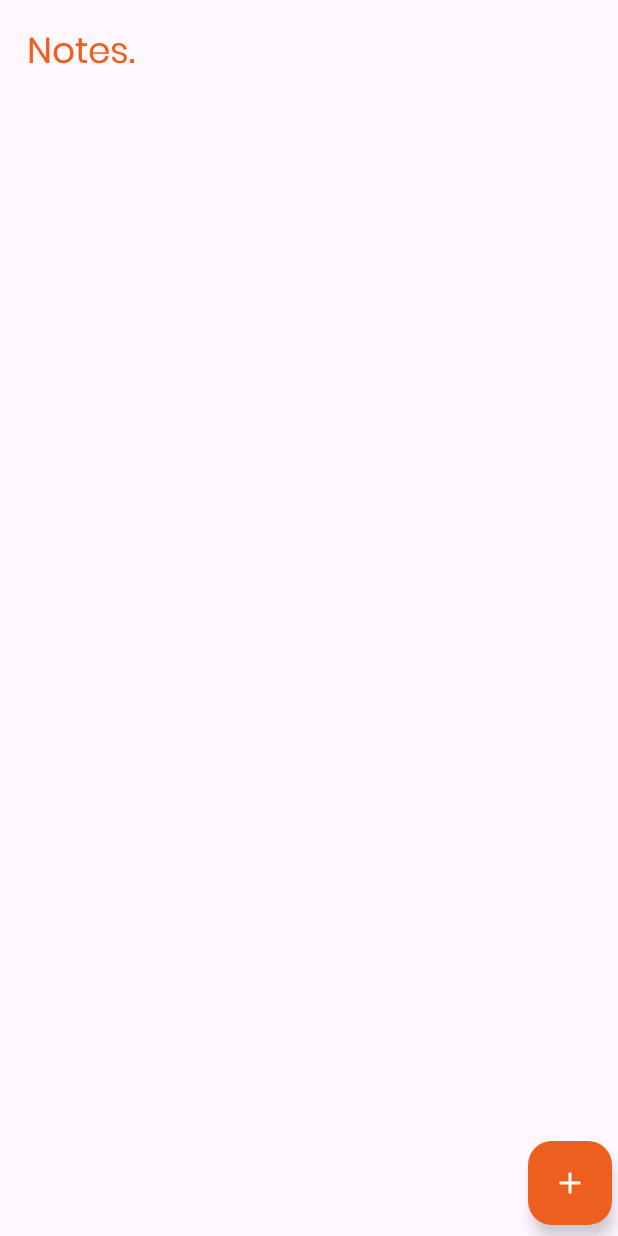
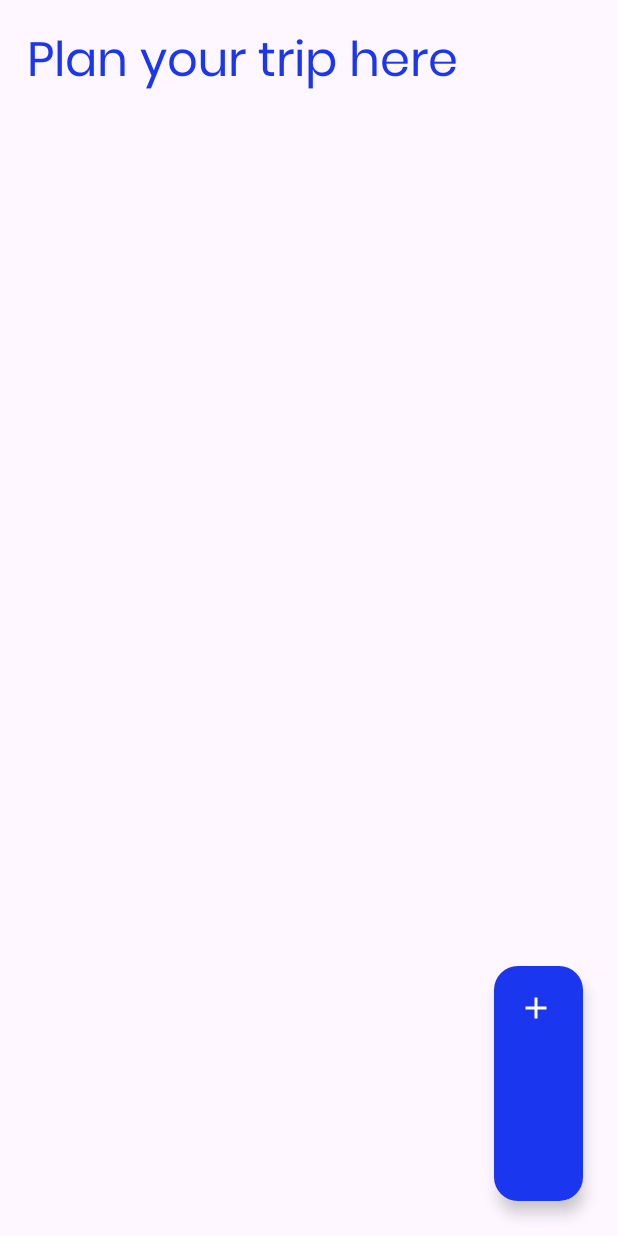
Before and after one commit to it22063182/MAD_04, an Android app: the screen it shows after launch (MainActivity), on a phone screen of 412 x 824 dp. Run offline under Robolectric (Android 15) with nearby library versions, the phone set to English and light mode, and no system bars.

```diff
--- a/app/src/main/res/drawable/baseline_add_24.xml
+++ b/app/src/main/res/drawable/baseline_add_24.xml
@@ -1,5 +1,9 @@
-<vector xmlns:android="http://schemas.android.com/apk/res/android" android:height="24dp" android:tint="#000000" android:viewportHeight="24" android:viewportWidth="24" android:width="24dp">
+<vector xmlns:android="http://schemas.android.com/apk/res/android"
+    android:height="200dp" android:tint="#000000"
+    android:viewportHeight="24" android:viewportWidth="24"
+    android:width="200dp">
 
-    <path android:fillColor="@android:color/white" android:pathData="M19,13h-6v6h-2v-6H5v-2h6V5h2v6h6v2z"/>
+    <path android:fillColor="@android:color/white"
+        android:pathData="M19,13h-6v6h-2v-6H5v-2h6V5h2v6h6v2z"/>
 
 </vector>
--- a/app/src/main/res/layout/activity_add_note.xml
+++ b/app/src/main/res/layout/activity_add_note.xml
@@ -15,7 +15,7 @@
         android:layout_alignParentTop="true"
         android:layout_marginTop="16dp"
         android:fontFamily="@font/poppins"
-        android:text="kkkk"
+        android:text="Plan your trip"
         android:textAllCaps="false"
         android:textColor="@color/orange"
         android:textSize="24sp"
@@ -38,7 +38,7 @@
         android:layout_marginTop="16dp"
         android:background="@drawable/orange_border"
         android:fontFamily="@font/poppins"
-        android:hint="Enter the date"
+        android:hint="Destination"
         android:maxLines="1"
         android:padding="12dp"
         android:textSize="20sp" />
--- a/app/src/main/res/layout/activity_main.xml
+++ b/app/src/main/res/layout/activity_main.xml
@@ -12,31 +12,33 @@
         android:layout_width="wrap_content"
         android:layout_height="wrap_content"
         android:layout_alignParentTop="true"
+        android:layout_marginStart="18dp"
         android:layout_marginTop="16dp"
         android:fontFamily="@font/poppins"
-        android:text="Notes."
-        android:layout_marginStart="18dp"
-        android:textColor="@color/orange"
-        android:textSize="24sp"/>
+        android:text="Plan your trip here"
+        android:textColor="#1A36EF"
+        android:textSize="32dp" />
 
     <androidx.recyclerview.widget.RecyclerView
         android:id="@+id/notesRecyclerView"
         android:layout_width="match_parent"
         android:layout_height="match_parent"
         android:layout_marginTop="50dp"
-        android:padding="16dp"/>
+        android:padding="16dp" />
 
     <com.google.android.material.floatingactionbutton.FloatingActionButton
         android:id="@+id/addButton"
-        android:layout_width="89dp"
-        android:layout_height="77dp"
+        android:layout_width="59dp"
+        android:layout_height="65dp"
+        android:layout_alignParentStart="true"
+        android:layout_alignParentTop="true"
         android:layout_alignParentEnd="true"
         android:layout_alignParentBottom="true"
-        android:layout_marginStart="16dp"
-        android:layout_marginTop="16dp"
-        android:layout_marginEnd="4dp"
-        android:layout_marginBottom="7dp"
-        android:backgroundTint="@color/orange"
+        android:layout_marginStart="329dp"
+        android:layout_marginTop="644dp"
+        android:layout_marginEnd="23dp"
+        android:layout_marginBottom="23dp"
+        android:backgroundTint="@color/blue"
         android:src="@drawable/baseline_add_24"
         app:tint="@color/white" />
 </RelativeLayout>
--- a/app/src/main/res/values/colors.xml
+++ b/app/src/main/res/values/colors.xml
@@ -3,4 +3,5 @@
     <color name="black">#FF000000</color>
     <color name="white">#FFFFFFFF</color>
     <color name="orange">#ed5f1e</color>
+    <color name="blue">#1A36EF</color>
 </resources>
```
